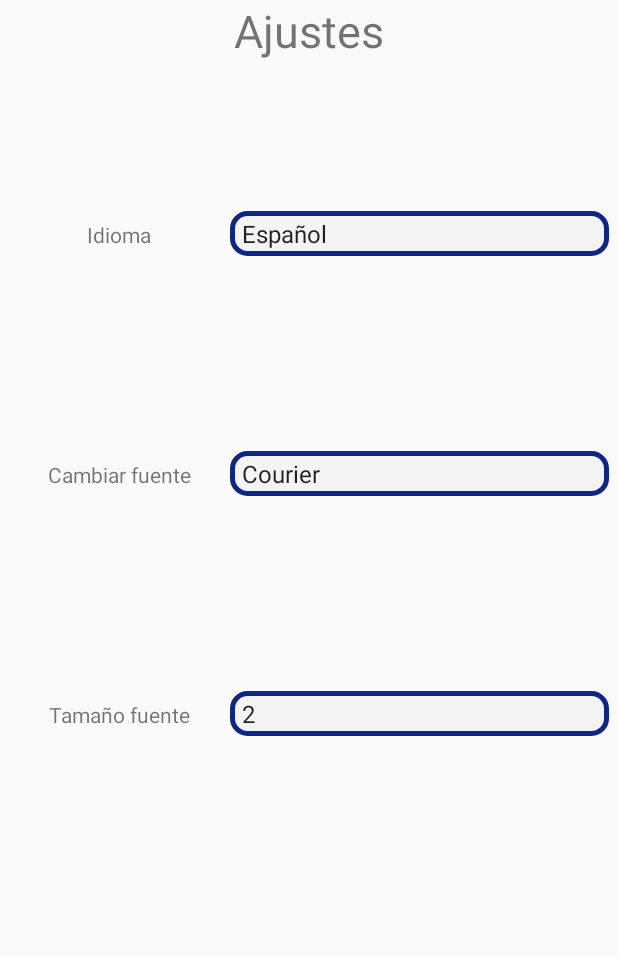
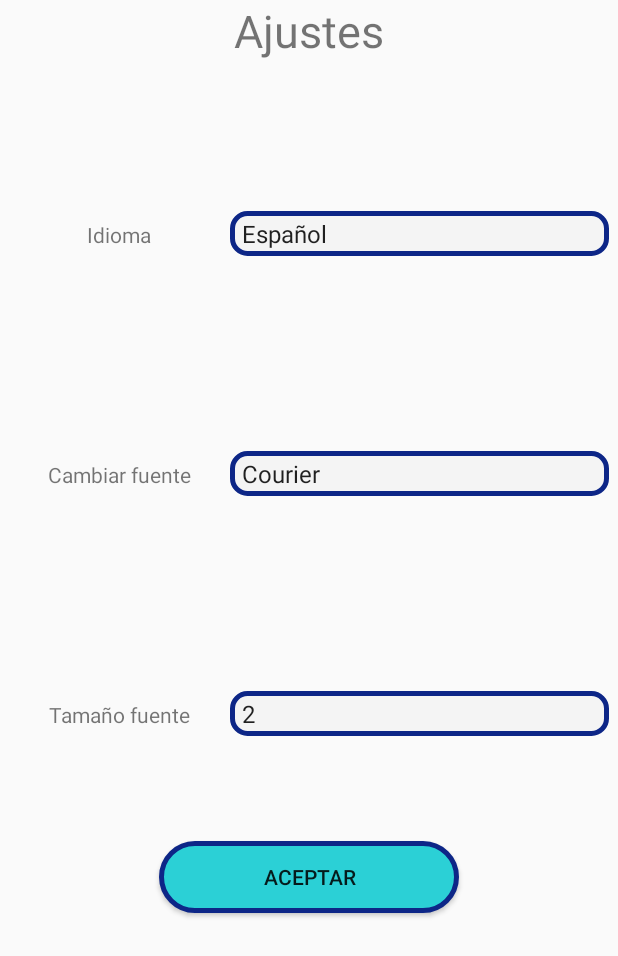
Before and after one commit to Malkien/ProyectoGrupoPM, an Android app: the Ajustes screen opened directly, with no data from a screen before it, on a phone screen of 412 x 824 dp. Shown: the top 956 px of the screen. Run offline under Robolectric (Android 15) with nearby library versions, the phone set to English and light mode, and no system bars.

Commit message:
Añadiendo boton en activity filtrar y ajustes

```diff
--- a/app/src/main/res/layout/activity_ajustes.xml
+++ b/app/src/main/res/layout/activity_ajustes.xml
@@ -106,4 +106,15 @@
         app:layout_constraintHorizontal_bias="0.5"
         app:layout_constraintStart_toStartOf="parent"
         app:layout_constraintTop_toTopOf="parent" />
+
+    <Button
+        android:id="@+id/aceptarAjustes"
+        android:layout_width="200dp"
+        android:layout_height="wrap_content"
+        android:layout_marginTop="40dp"
+        android:background="@drawable/forma_boton"
+        android:text="@string/aceptarAjustes"
+        app:layout_constraintEnd_toEndOf="parent"
+        app:layout_constraintStart_toStartOf="parent"
+        app:layout_constraintTop_toBottomOf="@+id/linearLayout3" />
 </androidx.constraintlayout.widget.ConstraintLayout>
--- a/app/src/main/res/layout/activity_registro.xml
+++ b/app/src/main/res/layout/activity_registro.xml
@@ -232,6 +232,7 @@
         android:layout_marginTop="30dp"
         android:background="@drawable/forma_boton"
         android:text="Registrarse"
+        android:onClick="registrarse"
         app:layout_constraintEnd_toEndOf="parent"
         app:layout_constraintStart_toStartOf="parent"
         app:layout_constraintTop_toBottomOf="@+id/creadorcheck" />
--- a/app/src/main/res/values/strings.xml
+++ b/app/src/main/res/values/strings.xml
@@ -64,6 +64,7 @@
     <string name="gratuitas">Gratuitas</string>
     <string name="textoCategorias">Categorias:</string>
     <string name="eligeCategoria"></string>
+    <string name="btnFiltrar">Filtrar</string>
 
     <!--String de la Activity Ajustes-->
     <string name="textoIdioma">Idioma</string>
@@ -73,6 +74,7 @@
     <string name="textoTamano">Tamaño fuente</string>
     <string name="eligeTamano"></string>
     <string name="tituloAjustes">Ajustes</string>
+    <string name="aceptarAjustes">Aceptar</string>
 
     <!--String de la Activity Perfil Creador-->
     <string name="nombrePerfilCreador">Andrés</string>
```
Also changed, not shown: app/src/main/java/com/example/drawcoco/formularios/Registro.java (+8 -0 lines), app/src/main/res/layout/activity_filtrar.xml (+11 -0 lines).
